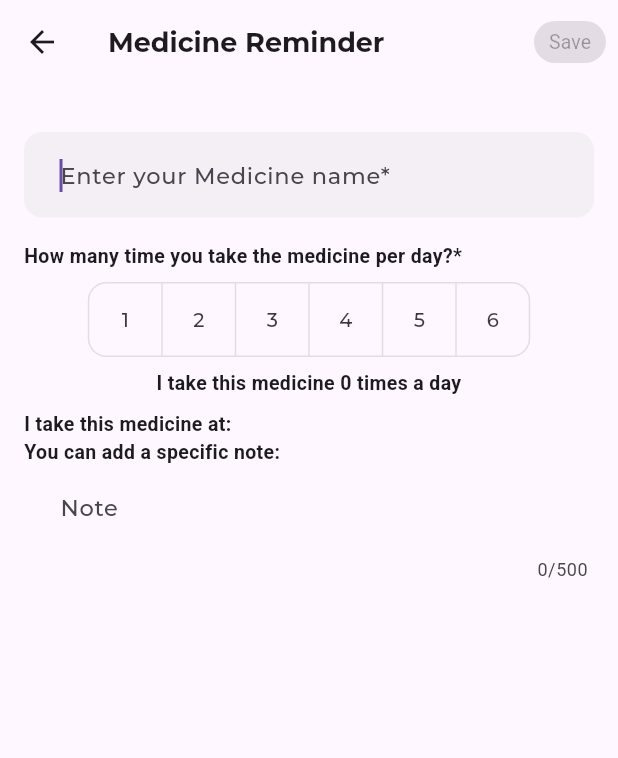
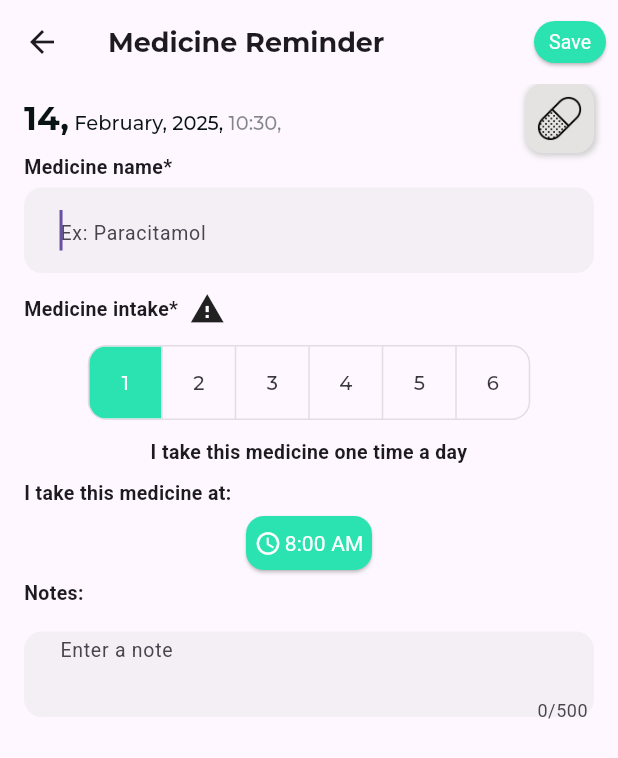
Before and after one commit to HamzaAitMezouar/diary, a Flutter app: the AddReminderPage screen opened by its route, on a phone screen of 412 x 824 dp. Shown: the top 758 px of the screen. Run offline on Flutter 3.47's test engine with Material 3 defaults, Android fonts, the light colour scheme and no system bars; our stand-ins replace connectivity_plus, dartz, dio, equatable, firebase_auth, firebase_core and 13 more; missing offline and left inert: dio_smart_retry, flutter_facebook_auth; accounts and stored records are empty; generated files the repository leaves out were written again.

Commit message:
add icons

```diff
--- a/lib/core/constants/assets.dart
+++ b/lib/core/constants/assets.dart
@@ -18,4 +18,15 @@ abstract class Assets {
   static String facebook = "assets/icons/facebook.png";
 
   static String placeholder = "assets/images/placeholder.jpg";
+
+  static String syrop = "assets/icons/med_icons/syrop.png";
+  static String bandage = "assets/icons/med_icons/bandage.png";
+  static String drop = "assets/icons/med_icons/drop.png";
+  static String injection = "assets/icons/med_icons/injection.png";
+  static String lotion = "assets/icons/med_icons/lotion.png";
+  static String nasal = "assets/icons/med_icons/nasal.png";
+  static String pill = "assets/icons/med_icons/pill.png";
+  static String spray = "assets/icons/med_icons/spray.png";
+  static String oxygen = "assets/icons/med_icons/oxygen.png";
+  static String inhaller = "assets/icons/med_icons/unhaler.png";
 }
--- a/lib/presentation/home/controller/add_reminder_provider/add_reminder_state.dart
+++ b/lib/presentation/home/controller/add_reminder_provider/add_reminder_state.dart
@@ -1,3 +1,4 @@
+import 'package:diary/core/constants/assets.dart';
 import 'package:flutter_riverpod/flutter_riverpod.dart';
 import 'package:flutter/material.dart';
 
@@ -7,45 +8,37 @@ class MedicineReminderState {
   final List<TimeOfDay> intakeTimes;
   final String medicineName;
   final String? note;
-
+  final String icon;
   MedicineReminderState({
     required this.intakeCount,
     required this.intakeTimes,
     required this.medicineName,
+    required this.icon,
     this.note,
   });
 
-  MedicineReminderState copyWith({
-    int? intakeCount,
-    List<TimeOfDay>? intakeTimes,
-    String? medicineName,
-    String? note,
-  }) {
+  MedicineReminderState copyWith(
+      {int? intakeCount, List<TimeOfDay>? intakeTimes, String? medicineName, String? note, String? icon}) {
     return MedicineReminderState(
         intakeCount: intakeCount ?? this.intakeCount,
         intakeTimes: intakeTimes ?? this.intakeTimes,
         medicineName: medicineName ?? this.medicineName,
-        note: note ?? this.note);
+        note: note ?? this.note,
+        icon: icon ?? this.icon);
   }
 }
 
 class MedicineReminderLoading extends MedicineReminderState {
-  MedicineReminderLoading({
-    required super.intakeCount,
-    required super.intakeTimes,
-    required super.medicineName,
-    super.note,
-  });
+  MedicineReminderLoading(
+      {required super.intakeCount,
+      required super.intakeTimes,
+      required super.medicineName,
+      super.note,
+      required super.icon});
 }
 
 class MedicineReminderDone extends MedicineReminderState {
-  MedicineReminderDone()
-      : super(
-          intakeCount: 0,
-          intakeTimes: [],
-          medicineName: '',
-          note: null,
-        );
+  MedicineReminderDone() : super(intakeCount: 0, intakeTimes: [], medicineName: '', note: null, icon: Assets.pill);
 }
 
 class MedicineReminderError extends MedicineReminderState {
@@ -57,5 +50,6 @@ class MedicineReminderError extends MedicineReminderState {
     required super.medicineName,
     super.note,
     required this.errorMessage,
+    required super.icon,
   });
 }
--- a/lib/presentation/home/views/add_reminder.dart
+++ b/lib/presentation/home/views/add_reminder.dart
@@ -8,16 +8,43 @@ import 'package:flutter/cupertino.dart';
 import 'package:flutter/material.dart';
 import 'package:flutter/widgets.dart';
 import 'package:flutter_riverpod/flutter_riverpod.dart';
+import 'package:intl/intl.dart';
 
 import '../controller/add_reminder_provider/add_reminder_provider.dart';
 import '../controller/add_reminder_provider/add_reminder_state.dart';
+import '../widgets/medicine_type_drop_down.dart';
 
-class AddReminderPage extends ConsumerWidget {
+class AddReminderPage extends ConsumerStatefulWidget {
   const AddReminderPage({super.key});
 
   @override
-  Widget build(BuildContext context, ref) {
+  ConsumerState<AddReminderPage> createState() => _AddReminderPageState();
+}
+
+class _AddReminderPageState extends ConsumerState<AddReminderPage> {
+  TextEditingController nameController = TextEditingController(), noteController = TextEditingController();
+  @override
+  void dispose() {
+    nameController.dispose();
+    noteController.dispose();
+    super.dispose();
+  }
+
+  @override
+  void initState() {
+    ref.read(medicineReminderProvider.notifier).setIntakeCount(1);
+    super.initState();
+  }
+
+  @override
+  Widget build(BuildContext context) {
     final addReminderProvider = ref.watch(medicineReminderProvider);
+    DateTime now = DateTime.now();
+    ref.listen<MedicineReminderState>(medicineReminderProvider, (_, state) {
+      if (state is MedicineReminderDone) {
+        Navigator.pop(context);
+      }
+    });
     return Scaffold(
       appBar: AppBar(
         title: Text(
@@ -27,8 +54,8 @@ class AddReminderPage extends ConsumerWidget {
         actions: [
           ElevatedButton(
               style: ElevatedButton.styleFrom(
-                  minimumSize: Size(D.xxl, D.xmd),
-                  padding: EdgeInsets.all(0),
+                  minimumSize: const Size(D.xxl, D.xmd),
+                  padding: const EdgeInsets.all(0),
                   backgroundColor: AppColors.turquoise,
                   foregroundColor: AppColors.white),
               onPressed: (addReminderProvider.medicineName.isEmpty && addReminderProvider.intakeCount == 0)
@@ -37,7 +64,7 @@ class AddReminderPage extends ConsumerWidget {
                       ref.read(medicineReminderProvider.notifier).addReminder();
                     },
               child: addReminderProvider is MedicineReminderLoading
-                  ? CupertinoActivityIndicator()
+                  ? const CupertinoActivityIndicator()
                   : Text(
                       "Save",
                       style: TextStyles.roboto13,
@@ -50,34 +77,79 @@ class AddReminderPage extends ConsumerWidget {
           SliverList(
             delegate: SliverChildListDelegate(
               [
-                xsSpacer(),
                 Padding(
-                  padding: Paddings.allXs,
-                  child: CustomTextField(
-                      hintText: "Enter your Medicine name*",
-                      onChanged: (p0) {
-                        ref.read(medicineReminderProvider.notifier).onChange(p0);
-                      },
-                      controller: TextEditingController(text: addReminderProvider.medicineName)),
+                  padding: Paddings.horizontalXs,
+                  child: Row(
+                    children: [
+                      Expanded(
+                        child: RichText(
+                          text: TextSpan(
+                            text: "${now.day},",
+                            style: TextStyles.montserratBold22.copyWith(color: AppColors.superDark),
+                            children: [
+                              TextSpan(
+                                text: " ${DateFormat('MMMM').format(now)}, ${now.year},",
+                                style: TextStyles.montserrat13.copyWith(color: AppColors.superDark),
+                              ),
+                              TextSpan(
+                                text: " ${now.hour}:${now.minute},",
+                                style: TextStyles.montserrat13.copyWith(color: AppColors.superDark.withOpacity(0.5)),
+                              ),
+                            ],
+                          ),
+                        ),
+                      ),
+                      const DropdownWithWrap(),
+                    ],
+                  ),
                 ),
                 Padding(
                   padding: Paddings.horizontalXs,
                   child: Text(
-                    "How many time you take the medicine per day?* ",
+                    "Medicine name*",
                     style: TextStyles.robotoBold13,
                   ),
                 ),
-                xxxsSpacer(),
-                IntakeNumber(),
-                xxxsSpacer(),
+                xxxxsSpacer(),
+                Padding(
+                  padding: Paddings.horizontalXs,
+                  child: CustomTextField(
+                      style: TextStyles.robotoBold18,
+                      hintText: "Ex: Paracitamol",
+                      onChanged: (p0) {
+                        ref.read(medicineReminderProvider.notifier).onChange(p0);
+                      },
+                      controller: nameController),
+                ),
+                xxsSpacer(),
+                Padding(
+                  padding: Paddings.horizontalXs,
+                  child: Row(
+                    children: [
                       Text(
+                        "Medicine intake* ",
+                        style: TextStyles.robotoBold13,
+                      ),
+                      xxxxsSpacer(),
+                      Icon(Icons.warning)
+                    ],
+                  ),
+                ),
+                xxsSpacer(),
+                const IntakeNumber(),
+                xxsSpacer(),
+                addReminderProvider.intakeCount == 0
+                    ? SizedBox()
+                    : Text(
                         textAlign: TextAlign.center,
                         addReminderProvider.intakeCount == 1
                             ? "I take this medicine one time a day"
                             : "I take this medicine ${addReminderProvider.intakeCount} times a day",
                         style: TextStyles.robotoBold13),
                 xxxsSpacer(),
-                Padding(
+                addReminderProvider.intakeCount == 0
+                    ? SizedBox()
+                    : Padding(
                         padding: Paddings.horizontalXs,
                         child: Text("I take this medicine at: ", style: TextStyles.robotoBold13),
                       ),
@@ -87,8 +159,8 @@ class AddReminderPage extends ConsumerWidget {
                       (index) => ElevatedButton(
                           style: ElevatedButton.styleFrom(
                               shape: RoundedRectangleBorder(borderRadius: Borders.b12),
-                              minimumSize: Size(D.xxl, D.xlg),
-                              maximumSize: Size(D.xxxxxl, D.xxl),
+                              minimumSize: const Size(D.xxl, D.xlg),
+                              maximumSize: const Size(D.xxxxxl, D.xxl),
                               padding: EdgeInsets.zero,
                               backgroundColor: AppColors.turquoise,
                               foregroundColor: AppColors.white),
@@ -98,7 +170,7 @@ class AddReminderPage extends ConsumerWidget {
                           child: Row(
                             mainAxisAlignment: MainAxisAlignment.center,
                             children: [
-                              Icon(Icons.access_time),
+                              const Icon(Icons.access_time),
                               xxxxxsSpacer(),
                               Text(addReminderProvider.intakeTimes[index].format(context)),
                             ],
@@ -107,7 +179,7 @@ class AddReminderPage extends ConsumerWidget {
                 Padding(
                   padding: Paddings.horizontalXs,
                   child: Text(
-                    "You can add a specific note:",
+                    "Notes:",
                     style: TextStyles.robotoBold13,
                   ),
                 ),
@@ -115,11 +187,15 @@ class AddReminderPage extends ConsumerWidget {
                   padding: Paddings.allXs,
                   child: CustomTextField(
                     isParagraph: true,
-                      hintText: "Note",
+                    hintText: "Enter a note",
                     maxLine: 5,
                     maxLength: 500,
-                      color: Theme.of(context).scaffoldBackgroundColor,
-                      controller: TextEditingController(text: addReminderProvider.note)),
+                    onChanged: (p0) {
+                      ref.read(medicineReminderProvider.notifier).onNoteChange(p0);
+                    },
+                    color: AppColors.tibbleGrauBg,
+                    controller: noteController,
+                  ),
                 ),
               ],
             ),
--- /dev/null
+++ b/lib/presentation/home/widgets/medicine_type_drop_down.dart
@@ -0,0 +1,130 @@
+import 'package:diary/core/constants/app_colors.dart';
+import 'package:diary/core/constants/border.dart';
+import 'package:flutter/material.dart';
+import 'package:flutter_riverpod/flutter_riverpod.dart';
+
+import '../../../core/exports.dart';
+import '../controller/add_reminder_provider/add_reminder_provider.dart';
+
+class DropdownWithWrap extends ConsumerStatefulWidget {
+  const DropdownWithWrap({super.key});
+
+  @override
+  DropdownWithWrapState createState() => DropdownWithWrapState();
+}
+
+class DropdownWithWrapState extends ConsumerState<DropdownWithWrap> {
+  OverlayEntry? overlayEntry;
+  final LayerLink _layerLink = LayerLink();
+  bool isDropdownOpen = false;
+
+  void toggleDropdown() {
+    if (isDropdownOpen) {
+      closeDropdown();
+    } else {
+      openDropdown();
+    }
+  }
+
+  List<String> medTypes = [
+    Assets.pill,
+    Assets.spray,
+    Assets.inhaller,
+    Assets.oxygen,
+    Assets.nasal,
+    Assets.lotion,
+    Assets.injection,
+    Assets.drop,
+    Assets.syrop,
+    Assets.bandage,
+  ];
+  void openDropdown() {
+    overlayEntry = _createOverlayEntry();
+    Overlay.of(context).insert(overlayEntry!);
+    setState(() {
+      isDropdownOpen = true;
+    });
+  }
+
+  void closeDropdown() {
+    overlayEntry?.remove();
+    overlayEntry = null;
+    setState(() {
+      isDropdownOpen = false;
+    });
+  }
+
+  OverlayEntry _createOverlayEntry() {
+    return OverlayEntry(
+      builder: (context) => Positioned(
+        width: 200,
+        child: CompositedTransformFollower(
+          link: _layerLink,
+          offset: const Offset(-200, 40), // Position below button
+          child: Material(
+            elevation: 4,
+            borderRadius: Borders.b12,
+            color: AppColors.backgroundColor,
+            child: Padding(
+              padding: Paddings.allXxxxs,
+              child: Wrap(
+                alignment: WrapAlignment.center,
+                spacing: 8,
+                runSpacing: 8,
+                children: List.generate(medTypes.length, (index) {
+                  return GestureDetector(
+                      onTap: () {
+                        ref.read(medicineReminderProvider.notifier).changeIcon(medTypes[index]);
+                        closeDropdown();
+                      },
+                      child: Container(
+                        width: D.xl,
+                        height: D.xl,
+                        padding: const EdgeInsets.all(8),
+                        decoration:
+                            BoxDecoration(color: AppColors.sofGrey, borderRadius: Borders.b12, boxShadow: const [
+                          BoxShadow(
+                            color: AppColors.grey,
+                            spreadRadius: 1,
+                            blurRadius: 3,
+                            offset: Offset(1, 1),
+                          ),
+                        ]),
+                        child: Center(
+                          child: Image.asset(medTypes[index], width: D.xmd, height: D.xmd, fit: BoxFit.cover),
+                        ),
+                      ));
+                }),
+              ),
+            ),
+          ),
+        ),
+      ),
+    );
+  }
+
+  @override
+  Widget build(BuildContext context) {
+    final reminderState = ref.watch(medicineReminderProvider);
+    return Container(
+      padding: const EdgeInsets.all(8),
+      decoration: BoxDecoration(color: AppColors.sofGrey, borderRadius: Borders.b12, boxShadow: const [
+        BoxShadow(
+          color: AppColors.grey,
+          spreadRadius: 1,
+          blurRadius: 3,
+          offset: Offset(1, 1),
+        ),
+      ]),
+      child: Center(
+        child: CompositedTransformTarget(
+          link: _layerLink,
+          child: GestureDetector(
+            onTap: toggleDropdown,
+            child: Image.asset(reminderState.icon, width: 30, height: 30, fit: BoxFit.cover),
+          ),
+        ),
+      ),
+    );
+  }
+}
--- a/lib/widgets/custom_text_field.dart
+++ b/lib/widgets/custom_text_field.dart
@@ -87,7 +87,7 @@ class CustomTextField extends StatelessWidget {
             isCollapsed: true,
             hintText: hintText,
             contentPadding: const EdgeInsets.only(left: D.sm),
-            hintStyle: TextStyles.montserrat15,
+            hintStyle: TextStyles.roboto13.copyWith(height: 1),
             enabledBorder: OutlineInputBorder(
               borderRadius: BorderRadius.circular(10),
               borderSide: BorderSide.none,
--- a/pubspec.yaml
+++ b/pubspec.yaml
@@ -87,6 +87,7 @@ flutter:
   assets:
     - assets/
     - assets/icons/
+    - assets/icons/med_icons/
     - assets/images/
     - assets/styles/
   #   - images/a_dot_ham.jpeg
```
Also changed, not shown: lib/presentation/home/controller/add_reminder_provider/add_reminder_provider.dart (+20 -0 lines), assets/icons/med_icons/bandage.png (added), assets/icons/med_icons/drop.png (added), assets/icons/med_icons/injection.png (added), assets/icons/med_icons/lotion.png (added), assets/icons/med_icons/nasal.png (added), assets/icons/med_icons/oxygen.png (added), assets/icons/med_icons/pill.png (added), assets/icons/med_icons/spray.png (added), assets/icons/med_icons/syrop.png (added), assets/icons/med_icons/unhaler.png (added). Lines whose indentation alone changed are shown as unchanged.
